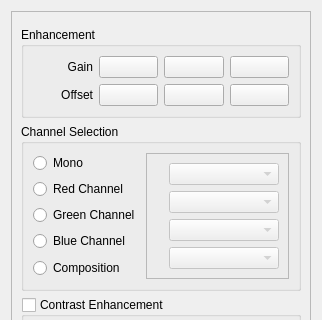
Qt form src/terralib/qt/widgets/se/ui/RasterSymbolizerWidgetForm.ui (claudiobogossian/terralib5) before a commit; both pictures show x 0 to 322 and y 0 to 320 of the 322 by 505 pixel window.
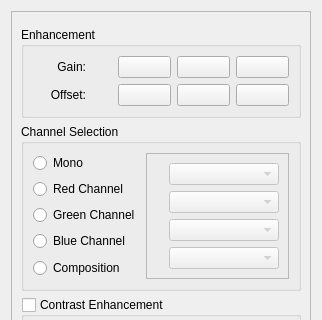
The same form after that commit. Icons and pictures are not drawn.

```diff
--- a/src/terralib/qt/widgets/se/ui/RasterSymbolizerWidgetForm.ui
+++ b/src/terralib/qt/widgets/se/ui/RasterSymbolizerWidgetForm.ui
@@ -66,24 +66,91 @@
              <layout class="QGridLayout" name="gridLayout_7">
               <item row="0" column="0">
                <layout class="QGridLayout" name="gridLayout_5">
+                <item row="0" column="5">
+                 <widget class="QPushButton" name="m_gainResetPushButton">
+                  <property name="sizePolicy">
+                   <sizepolicy hsizetype="MinimumExpanding" vsizetype="Fixed">
+                    <horstretch>0</horstretch>
+                    <verstretch>0</verstretch>
+                   </sizepolicy>
+                  </property>
+                  <property name="maximumSize">
+                   <size>
+                    <width>16777215</width>
+                    <height>24</height>
+                   </size>
+                  </property>
+                  <property name="text">
+                   <string/>
+                  </property>
+                  <property name="flat">
+                   <bool>false</bool>
+                  </property>
+                 </widget>
+                </item>
+                <item row="0" column="4">
+                 <widget class="QPushButton" name="m_gainMinusPushButton">
+                  <property name="sizePolicy">
+                   <sizepolicy hsizetype="MinimumExpanding" vsizetype="Fixed">
+                    <horstretch>0</horstretch>
+                    <verstretch>0</verstretch>
+                   </sizepolicy>
+                  </property>
+                  <property name="maximumSize">
+                   <size>
+                    <width>16777215</width>
+                    <height>24</height>
+                   </size>
+                  </property>
+                  <property name="text">
+                   <string/>
+                  </property>
+                  <property name="icon">
+                   <iconset>
+                    <normaloff>:/tvLite/images/minus.png</normaloff>:/tvLite/images/minus.png</iconset>
+                  </property>
+                  <property name="flat">
+                   <bool>false</bool>
+                  </property>
+                 </widget>
+                </item>
+                <item row="0" column="2">
+                 <widget class="QLabel" name="m_gainValueLabel">
+                  <property name="minimumSize">
+                   <size>
+                    <width>20</width>
+                    <height>0</height>
+                   </size>
+                  </property>
+                  <property name="text">
+                   <string/>
+                  </property>
+                 </widget>
+                </item>
                 <item row="0" column="0">
                  <widget class="QLabel" name="m_gainLabel">
-                  <property name="minimumSize">
+                  <property name="maximumSize">
                    <size>
-                    <width>40</width>
-                    <height>0</height>
+                    <width>20</width>
+                    <height>16777215</height>
                    </size>
                   </property>
                   <property name="text">
-                   <string>Gain</string>
+                   <string/>
                   </property>
                   <property name="alignment">
-                   <set>Qt::AlignRight|Qt::AlignTrailing|Qt::AlignVCenter</set>
+                   <set>Qt::AlignLeading|Qt::AlignLeft|Qt::AlignVCenter</set>
                   </property>
                  </widget>
                 </item>
-                <item row="0" column="1">
+                <item row="0" column="3">
                  <widget class="QPushButton" name="m_gainPlusPushButton">
+                  <property name="sizePolicy">
+                   <sizepolicy hsizetype="MinimumExpanding" vsizetype="Fixed">
+                    <horstretch>0</horstretch>
+                    <verstretch>0</verstretch>
+                   </sizepolicy>
+                  </property>
                   <property name="maximumSize">
                    <size>
                     <width>16777215</width>
@@ -102,39 +169,19 @@
                   </property>
                  </widget>
                 </item>
-                <item row="0" column="2">
-                 <widget class="QPushButton" name="m_gainMinusPushButton">
-                  <property name="maximumSize">
+                <item row="0" column="1">
+                 <widget class="QLabel" name="label">
+                  <property name="minimumSize">
                    <size>
-                    <width>16777215</width>
-                    <height>24</height>
+                    <width>40</width>
+                    <height>0</height>
                    </size>
                   </property>
                   <property name="text">
-                   <string/>
+                   <string>Gain:</string>
                   </property>
-                  <property name="icon">
-                   <iconset>
-                    <normaloff>:/tvLite/images/minus.png</normaloff>:/tvLite/images/minus.png</iconset>
-                  </property>
-                  <property name="flat">
-                   <bool>false</bool>
-                  </property>
-                 </widget>
-                </item>
-                <item row="0" column="3">
-                 <widget class="QPushButton" name="m_gainResetPushButton">
-                  <property name="maximumSize">
-                   <size>
-                    <width>16777215</width>
-                    <height>24</height>
-                   </size>
-                  </property>
-                  <property name="text">
-                   <string/>
-                  </property>
-                  <property name="flat">
-                   <bool>false</bool>
+                  <property name="alignment">
+                   <set>Qt::AlignRight|Qt::AlignTrailing|Qt::AlignVCenter</set>
                   </property>
                  </widget>
                 </item>
@@ -142,44 +189,14 @@
               </item>
               <item row="1" column="0">
                <layout class="QGridLayout" name="gridLayout_6">
-                <item row="0" column="0">
-                 <widget class="QLabel" name="m_offSetLabel">
-                  <property name="minimumSize">
-                   <size>
-                    <width>40</width>
-                    <height>0</height>
-                   </size>
-                  </property>
-                  <property name="text">
-                   <string>Offset</string>
-                  </property>
-                  <property name="alignment">
-                   <set>Qt::AlignRight|Qt::AlignTrailing|Qt::AlignVCenter</set>
-                  </property>
-                 </widget>
-                </item>
-                <item row="0" column="1">
-                 <widget class="QPushButton" name="m_offsetPlusPushButton">
-                  <property name="maximumSize">
-                   <size>
-                    <width>16777215</width>
-                    <height>24</height>
-                   </size>
-                  </property>
-                  <property name="text">
-                   <string/>
-                  </property>
-                  <property name="icon">
-                   <iconset>
-                    <normaloff>:/tvLite/images/plus.png</normaloff>:/tvLite/images/plus.png</iconset>
-                  </property>
-                  <property name="flat">
-                   <bool>false</bool>
-                  </property>
-                 </widget>
-                </item>
-                <item row="0" column="2">
+                <item row="0" column="4">
                  <widget class="QPushButton" name="m_offsetMinusPushButton">
+                  <property name="sizePolicy">
+                   <sizepolicy hsizetype="MinimumExpanding" vsizetype="Fixed">
+                    <horstretch>0</horstretch>
+                    <verstretch>0</verstretch>
+                   </sizepolicy>
+                  </property>
                   <property name="maximumSize">
                    <size>
                     <width>16777215</width>
@@ -199,7 +216,55 @@
                  </widget>
                 </item>
                 <item row="0" column="3">
+                 <widget class="QPushButton" name="m_offsetPlusPushButton">
+                  <property name="sizePolicy">
+                   <sizepolicy hsizetype="MinimumExpanding" vsizetype="Fixed">
+                    <horstretch>0</horstretch>
+                    <verstretch>0</verstretch>
+                   </sizepolicy>
+                  </property>
+                  <property name="maximumSize">
+                   <size>
+                    <width>16777215</width>
+                    <height>24</height>
+                   </size>
+                  </property>
+                  <property name="text">
+                   <string/>
+                  </property>
+                  <property name="icon">
+                   <iconset>
+                    <normaloff>:/tvLite/images/plus.png</normaloff>:/tvLite/images/plus.png</iconset>
+                  </property>
+                  <property name="flat">
+                   <bool>false</bool>
+                  </property>
+                 </widget>
+                </item>
+                <item row="0" column="0">
+                 <widget class="QLabel" name="m_offSetLabel">
+                  <property name="maximumSize">
+                   <size>
+                    <width>20</width>
+                    <height>16777215</height>
+                   </size>
+                  </property>
+                  <property name="text">
+                   <string/>
+                  </property>
+                  <property name="alignment">
+                   <set>Qt::AlignLeading|Qt::AlignLeft|Qt::AlignVCenter</set>
+                  </property>
+                 </widget>
+                </item>
+                <item row="0" column="5">
                  <widget class="QPushButton" name="m_offsetResetPushButton">
+                  <property name="sizePolicy">
+                   <sizepolicy hsizetype="MinimumExpanding" vsizetype="Fixed">
+                    <horstretch>0</horstretch>
+                    <verstretch>0</verstretch>
+                   </sizepolicy>
+                  </property>
                   <property name="maximumSize">
                    <size>
                     <width>16777215</width>
@@ -211,6 +276,35 @@
                   </property>
                  </widget>
                 </item>
+                <item row="0" column="2">
+                 <widget class="QLabel" name="m_offSetValueLabel">
+                  <property name="minimumSize">
+                   <size>
+                    <width>20</width>
+                    <height>0</height>
+                   </size>
+                  </property>
+                  <property name="text">
+                   <string/>
+                  </property>
+                 </widget>
+                </item>
+                <item row="0" column="1">
+                 <widget class="QLabel" name="label_2">
+                  <property name="minimumSize">
+                   <size>
+                    <width>40</width>
+                    <height>0</height>
+                   </size>
+                  </property>
+                  <property name="text">
+                   <string>Offset:</string>
+                  </property>
+                  <property name="alignment">
+                   <set>Qt::AlignRight|Qt::AlignTrailing|Qt::AlignVCenter</set>
+                  </property>
+                 </widget>
+                </item>
                </layout>
               </item>
              </layout>
```
